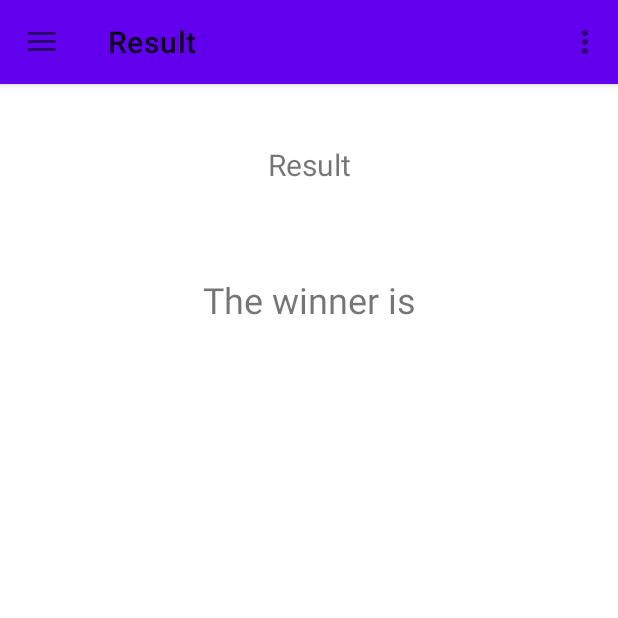
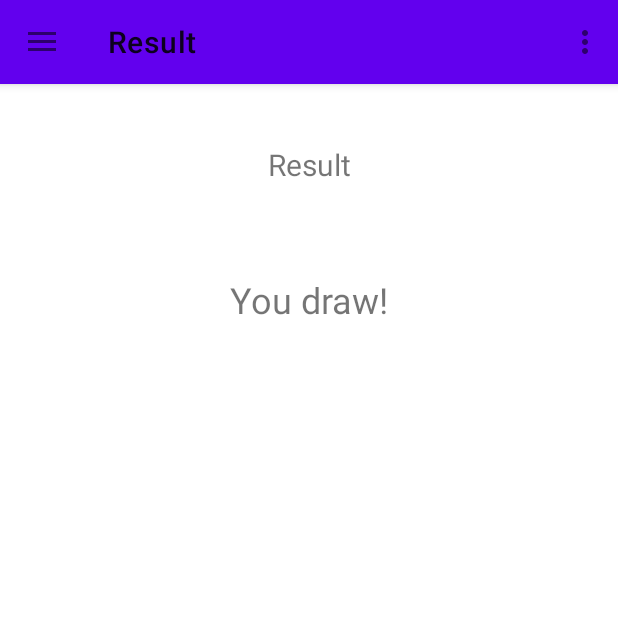
Before and after one commit to Jusouza/JokenpoModule11, an Android app: the ResultFragment screen opened through its navigation route, item 2 of the bottom bar chosen, on a phone screen of 412 x 824 dp, the top half of it. Run offline under Robolectric (Android 15) with nearby library versions, the phone set to English and light mode, and no system bars; our stand-ins replace navigation-ui.

Commit message:
class 3 - business rules pt2

```diff
--- a/app/src/main/java/com/example/jokenpo_module11/MainActivity.kt
+++ b/app/src/main/java/com/example/jokenpo_module11/MainActivity.kt
@@ -58,19 +58,31 @@ class MainActivity : AppCompatActivity(), OnItemSelectedListener{
         }
 
         setupActionBarWithNavController(navController, appBarConfiguration)
+
+        bottomNav.setupWithNavController(navController)
+        bottomNav.setOnItemSelectedListener {
+            when(it.itemId){
+                R.id.resultFragment ->{
+                    val args = Bundle()
+                    args.putString("currentPlay", currentPlay)
+                    navController.navigate(it.itemId, args)
+                }
+                else -> navController.navigate(it.itemId)
+            }
+            true
+        }
+
         navDrawer.setupWithNavController(navController)
-        bottomNav.setupWithNavController(navController)
-
-
-        navDrawer.setNavigationItemSelectedListener { menuItem ->
-            when (menuItem.itemId) {
-                R.id.homeFragment -> {
-                    navController.navigate(R.id.homeFragment)
-                    drawer.closeDrawer(GravityCompat.START)
-                    true
+        navDrawer.setNavigationItemSelectedListener {
+            when(it.itemId){
+                R.id.resultFragment ->{
+                    val args = Bundle()
+                    args.putString("currentPlay", currentPlay)
+                    navController.navigate(it.itemId, args)
                 }
-                else -> false
+                else -> navController.navigate(it.itemId)
             }
+            true
         }
 
     }
--- a/app/src/main/java/com/example/jokenpo_module11/ResultFragment.kt
+++ b/app/src/main/java/com/example/jokenpo_module11/ResultFragment.kt
@@ -8,20 +8,44 @@ import android.view.MenuInflater
 import android.view.MenuItem
 import android.view.View
 import android.view.ViewGroup
+import android.widget.TextView
 import androidx.navigation.fragment.findNavController
 import androidx.navigation.ui.onNavDestinationSelected
+import com.example.jokenpo_module11.databinding.FragmentResultBinding
 
 class ResultFragment : Fragment() {
+
+    lateinit var engine: JokenpoEngine
+    lateinit var bind: FragmentResultBinding
+    lateinit var resultText: TextView
     override fun onCreateView(
         inflater: LayoutInflater, container: ViewGroup?,
         savedInstanceState: Bundle?
-    ): View? {
+    ): View {
+        bind = FragmentResultBinding.inflate(layoutInflater, container, false)
+        engine = JokenpoEngine(resources.getStringArray(R.array.available_play_array))
+
+        val currentPlay = arguments?.getString("currentPlay")
+        resultText = bind.resultTxt
+
+        currentPlay?.let {
+            updateResultText(currentPlay)
+        }
 
         setHasOptionsMenu(true)
 
-        return inflater.inflate(R.layout.fragment_result, container, false)
+        return bind.root
     }
 
+    private fun updateResultText(currentPlay: String){
+        val resultGame = engine.calculateResult(currentPlay)
+
+        resultText.text = when(resultGame){
+            Result.WIN -> "You win!"
+            Result.LOSS -> "You loss!"
+            else -> "You draw!"
+        }
+    }
     override fun onCreateOptionsMenu(menu: Menu, inflater: MenuInflater) {
         inflater.inflate(R.menu.second_screen_menu, menu)
     }
--- a/app/src/main/res/layout/fragment_result.xml
+++ b/app/src/main/res/layout/fragment_result.xml
@@ -18,7 +18,7 @@
         app:layout_constraintTop_toTopOf="parent" />
 
     <TextView
-        android:id="@+id/textView4"
+        android:id="@+id/resultTxt"
         android:layout_width="wrap_content"
         android:layout_height="wrap_content"
         android:textSize="24sp"
```
